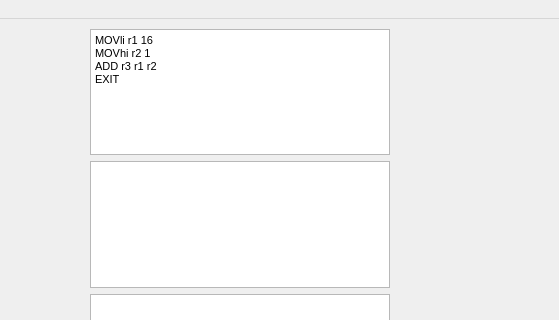
Old version of the form mainwindow.ui in the repository lisitsynSA/simulator; both pictures show x 87 to 646 and y 0 to 320 of the 646 by 474 pixel window.
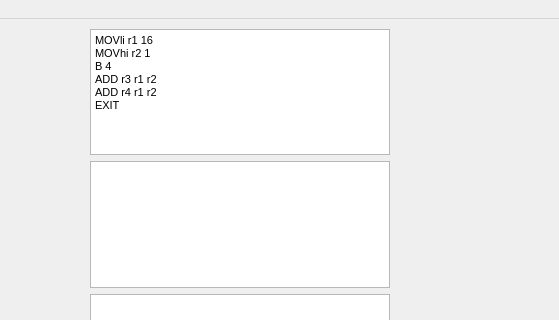
New version of the form.

The edit to the form file:
```diff
--- a/mainwindow.ui
+++ b/mainwindow.ui
@@ -39,7 +39,9 @@
 &lt;/style&gt;&lt;/head&gt;&lt;body style=&quot; font-family:'MS Shell Dlg 2'; font-size:7.8pt; font-weight:400; font-style:normal;&quot;&gt;
 &lt;p style=&quot; margin-top:0px; margin-bottom:0px; margin-left:0px; margin-right:0px; -qt-block-indent:0; text-indent:0px;&quot;&gt;&lt;span style=&quot; font-size:8pt;&quot;&gt;MOVli r1 16&lt;/span&gt;&lt;/p&gt;
 &lt;p style=&quot; margin-top:0px; margin-bottom:0px; margin-left:0px; margin-right:0px; -qt-block-indent:0; text-indent:0px;&quot;&gt;&lt;span style=&quot; font-size:8pt;&quot;&gt;MOVhi r2 1&lt;/span&gt;&lt;/p&gt;
+&lt;p style=&quot; margin-top:0px; margin-bottom:0px; margin-left:0px; margin-right:0px; -qt-block-indent:0; text-indent:0px;&quot;&gt;&lt;span style=&quot; font-size:8pt;&quot;&gt;B 4&lt;/span&gt;&lt;/p&gt;
 &lt;p style=&quot; margin-top:0px; margin-bottom:0px; margin-left:0px; margin-right:0px; -qt-block-indent:0; text-indent:0px;&quot;&gt;&lt;span style=&quot; font-size:8pt;&quot;&gt;ADD r3 r1 r2&lt;/span&gt;&lt;/p&gt;
+&lt;p style=&quot; margin-top:0px; margin-bottom:0px; margin-left:0px; margin-right:0px; -qt-block-indent:0; text-indent:0px;&quot;&gt;&lt;span style=&quot; font-size:8pt;&quot;&gt;ADD r4 r1 r2&lt;/span&gt;&lt;/p&gt;
 &lt;p style=&quot; margin-top:0px; margin-bottom:0px; margin-left:0px; margin-right:0px; -qt-block-indent:0; text-indent:0px;&quot;&gt;&lt;span style=&quot; font-size:8pt;&quot;&gt;EXIT&lt;/span&gt;&lt;/p&gt;&lt;/body&gt;&lt;/html&gt;</string>
        </property>
       </widget>
```
